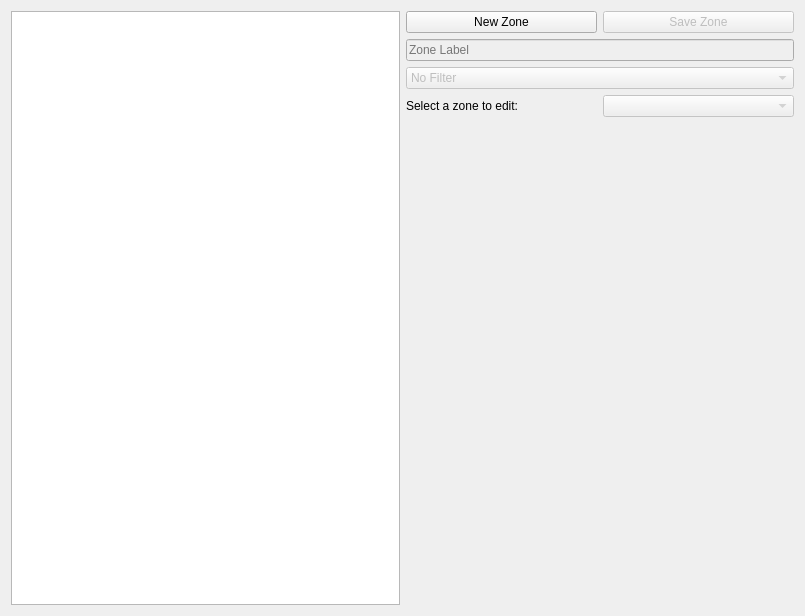
This is remote_nav/interfaces/pointSelect.ui in OSUrobotics/Privacy-GUI as Qt 5 draws it before an edit. The edited form follows.
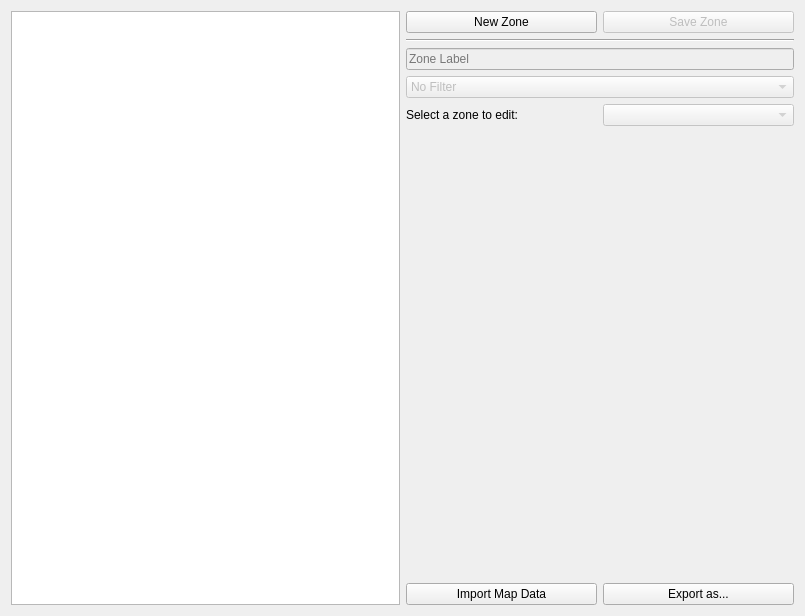
This is the edited form. Custom widgets are drawn as their Qt base class.

```diff
--- a/remote_nav/interfaces/pointSelect.ui
+++ b/remote_nav/interfaces/pointSelect.ui
@@ -13,7 +13,7 @@
   <property name="windowTitle">
    <string>Define Zones</string>
   </property>
-  <layout class="QHBoxLayout" name="horizontalLayout_3">
+  <layout class="QHBoxLayout" name="horizontalLayout_4">
    <item>
     <widget class="customView" name="map_view"/>
    </item>
@@ -46,6 +46,13 @@
        </item>
       </layout>
      </item>
+     <item>
+      <widget class="Line" name="line">
+       <property name="orientation">
+        <enum>Qt::Horizontal</enum>
+       </property>
+      </widget>
+     </item>
      <item>
       <widget class="QLineEdit" name="zone_name">
        <property name="enabled">
@@ -130,6 +137,27 @@
        </property>
       </spacer>
      </item>
+     <item>
+      <layout class="QHBoxLayout" name="horizontalLayout_3">
+       <item>
+        <widget class="QPushButton" name="import_btn">
+         <property name="text">
+          <string>Import Map Data</string>
+         </property>
+        </widget>
+       </item>
+       <item>
+        <widget class="QPushButton" name="export_btn">
+         <property name="toolTip">
+          <string>Export to a YAML file</string>
+         </property>
+         <property name="text">
+          <string>Export as...</string>
+         </property>
+        </widget>
+       </item>
+      </layout>
+     </item>
     </layout>
    </item>
   </layout>
```
Left out of the diff: 6 changed lines with no effect on the pictures.
